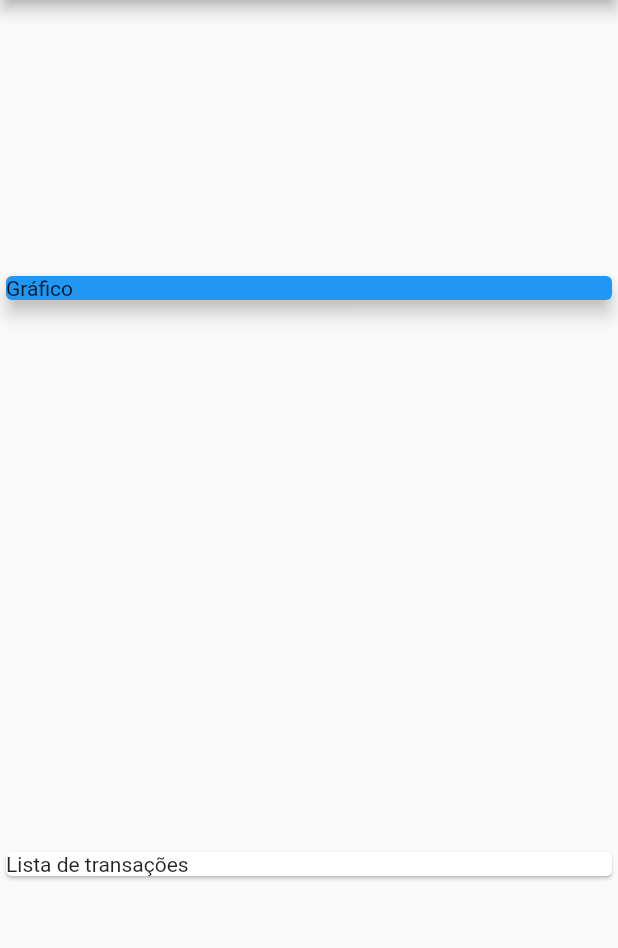
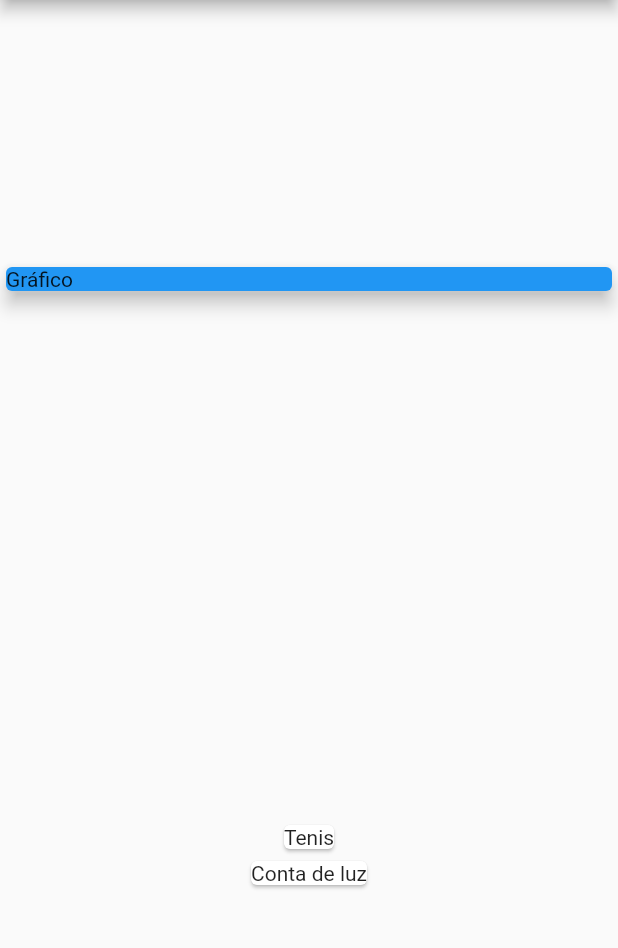
Before and after one commit to adrianoaraujo0/despesas_pessoais, a Flutter app: the screen it shows after launch, on a phone screen of 412 x 824 dp, the part 84-1032 px from its top. Run offline on Flutter 3.47's test engine with Material 2 defaults, Android fonts, the phone set to English and light mode, and no system bars.

Commit message:
mapeando os dados com a funcao .map

```diff
--- a/lib/main.dart
+++ b/lib/main.dart
@@ -19,7 +19,8 @@ class MyHomePage extends StatelessWidget {
 
   final transactions = [
     Transaction(id: "t1", title: "Tenis", value: 500, date: DateTime.now()),
-    Transaction(id: "t2", title: "Conta de luz", value: 211, date: DateTime.now()),
+    Transaction(
+        id: "t2", title: "Conta de luz", value: 211, date: DateTime.now()),
   ];
 
   @override
@@ -35,14 +36,18 @@ class MyHomePage extends StatelessWidget {
           children: [
             Container(
               width: double.infinity,
-              child: Card(
+              child: const Card(
                 color: Colors.blue,
                 child: const Text("Gráfico"),
                 elevation: 5,
               ),
             ),
-            Card(
-              child: Text("Lista de transações"),
+            Column(
+              children: transactions.map((e) {
+                return Card(
+                  child: Text(e.title),
+                );
+              }).toList(),
             ),
           ],
         ),
```
